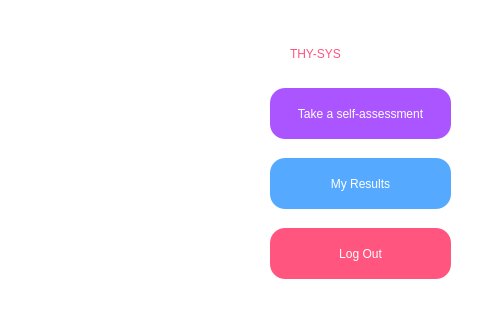
First picture: the form in thysys_homepage.ui, repository EuphoriaForever/thysys, before the edit; both pictures show x 0 to 480 and y 162 to 482 of the 661 by 482 pixel window.
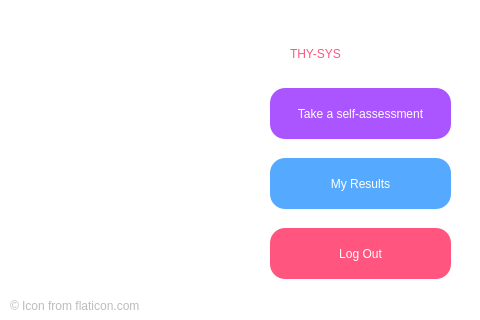
Second picture: the form after the edit. Icons and pictures are not drawn.

Commit message: added credits to icon

Diff of the .ui file:
```diff
--- a/thysys_homepage.ui
+++ b/thysys_homepage.ui
@@ -110,6 +110,22 @@
     <string>Log Out</string>
    </property>
   </widget>
+  <widget class="QLabel" name="label_3">
+   <property name="geometry">
+    <rect>
+     <x>10</x>
+     <y>460</y>
+     <width>291</width>
+     <height>16</height>
+    </rect>
+   </property>
+   <property name="styleSheet">
+    <string notr="true">color: rgb(188, 188, 188);</string>
+   </property>
+   <property name="text">
+    <string>© Icon from flaticon.com</string>
+   </property>
+  </widget>
  </widget>
  <resources/>
  <connections/>
```
The commit also changes 7 other files.
